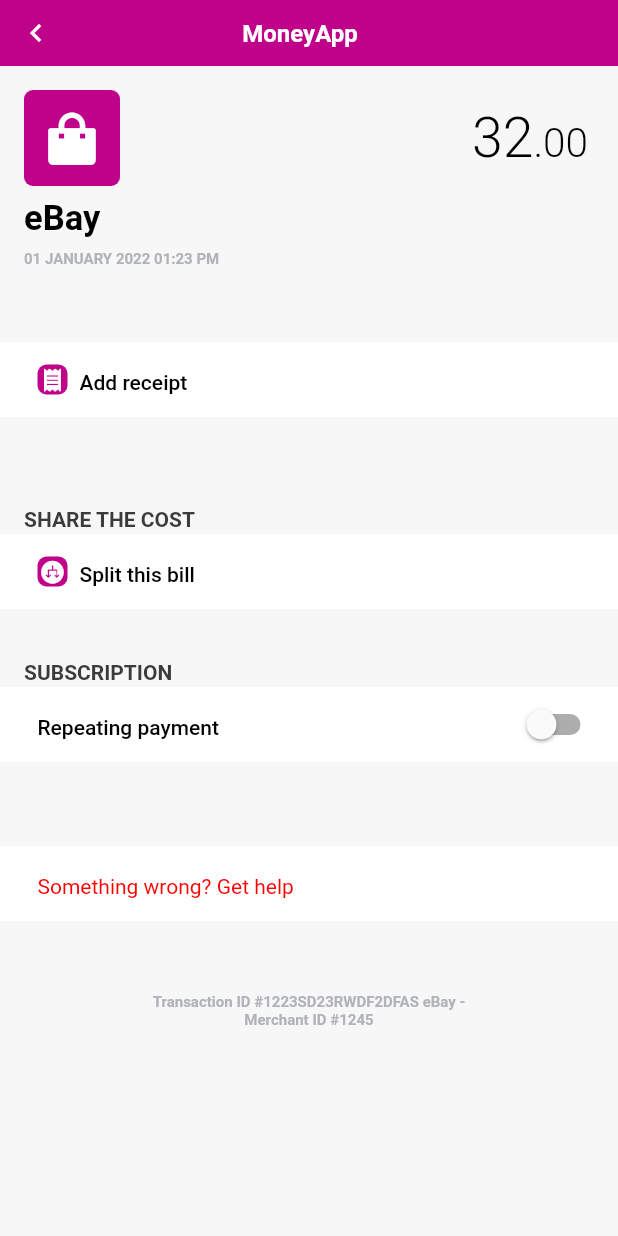
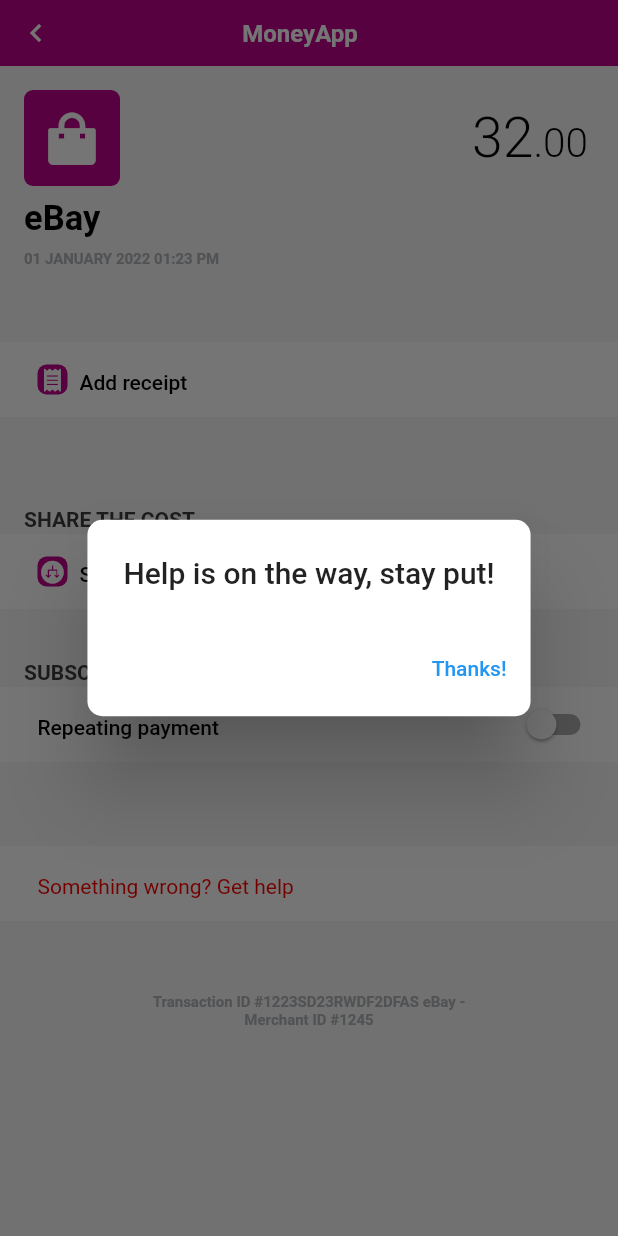
Before and after one commit to yura2000/money_app, a Flutter app: the TransactionDetailsPage screen opened by its route, after a tap on "Something wrong? Get help", on a phone screen of 412 x 824 dp. Run offline on Flutter 3.47's test engine with Material 2 defaults, Android fonts, the phone set to English and light mode, and no system bars; our stand-ins replace dartx, get.

Commit message:
Transaction details Dialog added

```diff
--- a/lib/presentation/details/view/transaction_details.dart
+++ b/lib/presentation/details/view/transaction_details.dart
@@ -221,7 +221,11 @@ class _TransactionDetailsPageState extends State<TransactionDetailsPage> {
             Material(
               color: AppColors.white,
               child: InkWell(
-                onTap: () {},
+                onTap: () => showDialog(
+                  context: context,
+                  builder: (_) => Dialog(),
+                  barrierDismissible: false,
+                ),
                 child: Container(
                   height: mediumSpace * 5,
                   width: double.infinity,
@@ -265,6 +269,24 @@ class _TransactionDetailsPageState extends State<TransactionDetailsPage> {
           ],
         ),
       ),
+    );
+  }
+}
+
+class Dialog extends StatelessWidget {
+  const Dialog({Key? key}) : super(key: key);
+
+  @override
+  Widget build(BuildContext context) {
+    return AlertDialog(
+      title: const Text('Help is on the way, stay put!'),
+      shape: RoundedRectangleBorder(borderRadius: BorderRadius.circular(10)),
+      actions: [
+        TextButton(
+          onPressed: () => Navigator.pop(context),
+          child: const Text('Thanks!'),
+        ),
+      ],
     );
   }
 }
```
